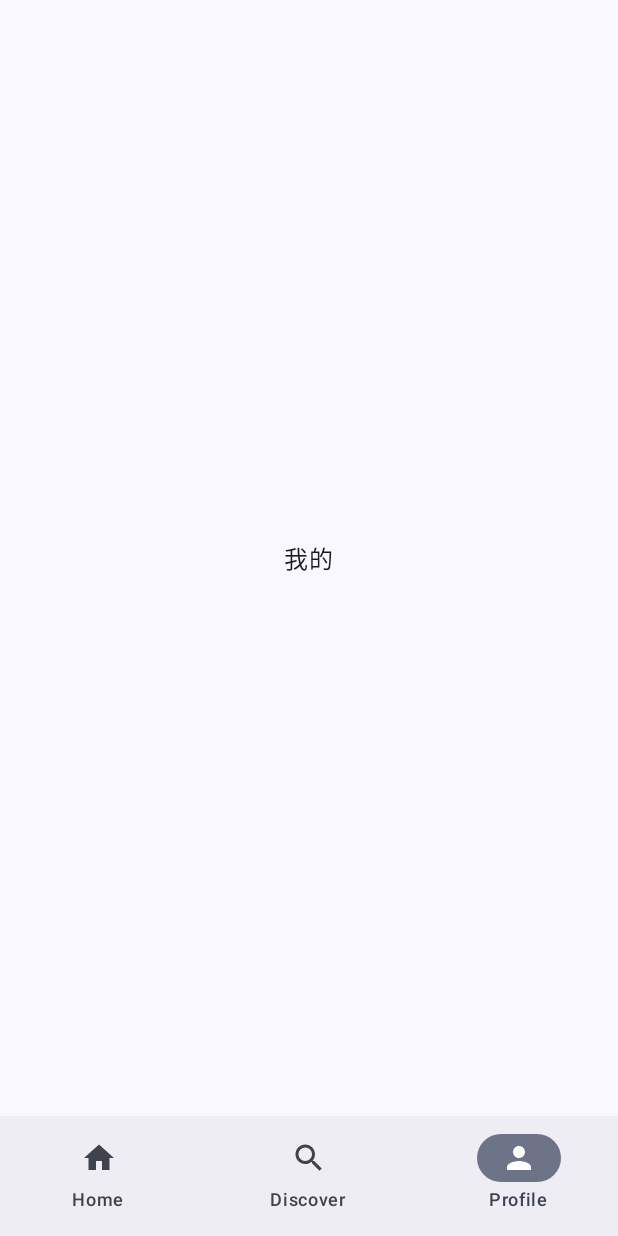
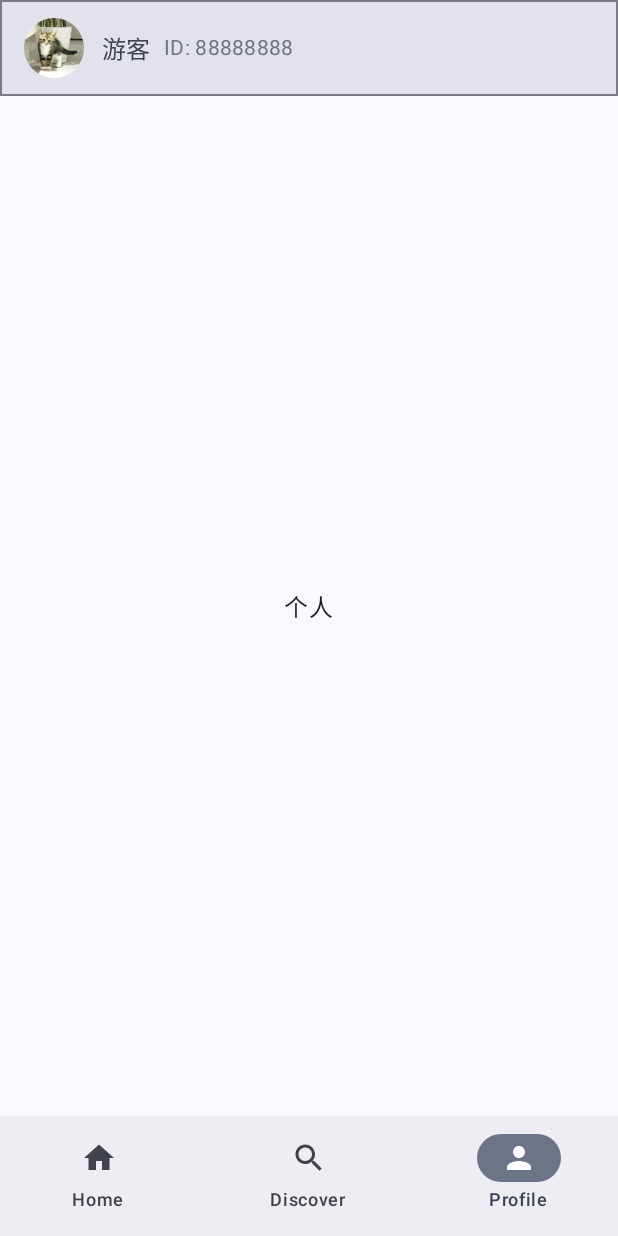
Before and after one commit to enoshwang/digital-life, an Android app built with Jetpack Compose: the composable AppNavigation shown on its own in the app's theme, item 3 of the bottom bar chosen, on a phone screen of 412 x 824 dp. Run offline under Robolectric (Android 15) with nearby library versions, the phone set to English and light mode, and no system bars.

Commit message:
新增顶部栏

```diff
--- a/app/app/build.gradle.kts
+++ b/app/app/build.gradle.kts
@@ -87,6 +87,11 @@ dependencies {
 
     // mmkv
     implementation(libs.mmkv)
+
+    // coil-compose
+    implementation(libs.coil.compose)
+    // foundation
+    implementation(libs.androidx.foundation)
 }
 
 
--- /dev/null
+++ b/app/app/src/main/java/com/hwzy/app/components/ProfileTopBar.kt
@@ -0,0 +1,93 @@
+package com.hwzy.app.components
+
+import androidx.compose.foundation.border
+import androidx.compose.foundation.layout.Row
+import androidx.compose.foundation.layout.Spacer
+import androidx.compose.foundation.layout.fillMaxWidth
+import androidx.compose.foundation.layout.size
+import androidx.compose.foundation.layout.width
+import androidx.compose.foundation.shape.CircleShape
+import androidx.compose.material3.ExperimentalMaterial3Api
+import androidx.compose.material3.MaterialTheme
+import androidx.compose.material3.Surface
+import androidx.compose.material3.Text
+import androidx.compose.material3.TopAppBar
+import androidx.compose.material3.TopAppBarDefaults
+import androidx.compose.runtime.Composable
+import androidx.compose.ui.Alignment
+import androidx.compose.ui.Modifier
+import androidx.compose.ui.draw.clip
+import androidx.compose.ui.graphics.Color
+import androidx.compose.ui.graphics.RectangleShape
+import androidx.compose.ui.layout.ContentScale
+import androidx.compose.ui.res.painterResource
+import androidx.compose.ui.text.style.TextOverflow
+import androidx.compose.ui.unit.dp
+import coil.compose.AsyncImage
+import com.hwzy.app.R
+
+@OptIn(ExperimentalMaterial3Api::class)
+@Composable
+fun ProfileTopBar(
+    avatarUrl: String? = null,
+    username: String = "用户名",
+    userId: String = "ID: 123456"
+) {
+    Surface(
+        modifier = Modifier
+            .fillMaxWidth()
+            .border(
+                width = 1.dp,
+                color = MaterialTheme.colorScheme.outlineVariant,
+                shape = RectangleShape
+            ),
+        color = MaterialTheme.colorScheme.surfaceVariant,
+        shadowElevation = 0.dp
+    ) {
+        TopAppBar(
+            title = {
+                Row(
+                    modifier = Modifier.fillMaxWidth(),
+                    verticalAlignment = Alignment.CenterVertically
+                ) {
+                    // 头像
+                    AsyncImage(
+                        model = avatarUrl ?: R.drawable.default_avatar,
+                        contentDescription = "头像",
+                        modifier = Modifier
+                            .size(40.dp)
+                            .clip(CircleShape),
+                        contentScale = ContentScale.Crop,
+                        fallback = painterResource(id = R.drawable.default_avatar),
+                        error = painterResource(id = R.drawable.default_avatar)
+                    )
+
+                    Spacer(modifier = Modifier.width(12.dp))
+
+                    // 用户信息
+                    Row(
+                        verticalAlignment = Alignment.CenterVertically
+                    ) {
+                        Text(
+                            text = username,
+                            style = MaterialTheme.typography.titleMedium,
+                            maxLines = 1,
+                            overflow = TextOverflow.Ellipsis,
+                            color = MaterialTheme.colorScheme.onSurfaceVariant
+                        )
+                        Spacer(modifier = Modifier.width(8.dp))
+                        Text(
+                            text = userId,
+                            style = MaterialTheme.typography.bodyMedium,
+                            color = MaterialTheme.colorScheme.onSurfaceVariant.copy(alpha = 0.7f)
+                        )
+                    }
+                }
+            },
+            colors = TopAppBarDefaults.topAppBarColors(
+                containerColor = Color.Transparent,
+                titleContentColor = MaterialTheme.colorScheme.onSurfaceVariant
+            )
+        )
+    }
+}
--- /dev/null
+++ b/app/app/src/main/java/com/hwzy/app/components/TopBar.kt
@@ -0,0 +1,75 @@
+package com.hwzy.app.components
+
+import androidx.compose.foundation.border
+import androidx.compose.foundation.layout.fillMaxWidth
+import androidx.compose.material.icons.Icons
+import androidx.compose.material.icons.filled.Search
+import androidx.compose.material3.CenterAlignedTopAppBar
+import androidx.compose.material3.ExperimentalMaterial3Api
+import androidx.compose.material3.Icon
+import androidx.compose.material3.IconButton
+import androidx.compose.material3.MaterialTheme
+import androidx.compose.material3.Surface
+import androidx.compose.material3.Text
+import androidx.compose.material3.TopAppBarDefaults
+import androidx.compose.runtime.Composable
+import androidx.compose.ui.Modifier
+import androidx.compose.ui.graphics.Color
+import androidx.compose.ui.graphics.RectangleShape
+import androidx.compose.ui.res.stringResource
+import androidx.compose.ui.text.style.TextOverflow
+import androidx.compose.ui.unit.dp
+import com.hwzy.app.R
+import com.hwzy.app.navigation.Screen
+
+@OptIn(ExperimentalMaterial3Api::class)
+@Composable
+fun AppTopBar(
+    currentRoute: String,
+    onSearchClick: () -> Unit = {},
+    showSearchIcon: Boolean = true,
+    showUserInfo: Boolean = false
+) {
+    Surface(
+        modifier = Modifier
+            .fillMaxWidth()
+            .border(
+                width = 1.dp,
+                color = MaterialTheme.colorScheme.outlineVariant,
+                shape = RectangleShape
+            ),
+        color = MaterialTheme.colorScheme.surfaceVariant,
+        shadowElevation = 0.dp
+    ) {
+        CenterAlignedTopAppBar(
+            title = {
+                Text(
+                    text = when (currentRoute) {
+                        Screen.Home.route -> stringResource(R.string.home)
+                        Screen.Discover.route -> stringResource(R.string.discover)
+                        Screen.Profile.route -> stringResource(R.string.profile)
+                        else -> ""
+                    },
+                    style = MaterialTheme.typography.titleLarge,
+                    maxLines = 1,
+                    overflow = TextOverflow.Ellipsis
+                )
+            },
+            actions = {
+                if (showSearchIcon) {
+                    IconButton(onClick = onSearchClick) {
+                        Icon(
+                            imageVector = Icons.Default.Search,
+                            contentDescription = "搜索"
+                        )
+                    }
+                }
+            },
+            colors = TopAppBarDefaults.centerAlignedTopAppBarColors(
+                containerColor = Color.Transparent,
+                titleContentColor = MaterialTheme.colorScheme.onSurfaceVariant
+            ),
+            modifier = Modifier.fillMaxWidth()
+        )
+    }
+}
--- a/app/app/src/main/java/com/hwzy/app/screens/discover/DiscoverScreen.kt
+++ b/app/app/src/main/java/com/hwzy/app/screens/discover/DiscoverScreen.kt
@@ -2,19 +2,36 @@ package com.hwzy.app.screens.discover
 
 import androidx.compose.foundation.layout.Box
 import androidx.compose.foundation.layout.fillMaxSize
+import androidx.compose.foundation.layout.padding
+import androidx.compose.material3.ExperimentalMaterial3Api
+import androidx.compose.material3.Scaffold
 import androidx.compose.material3.Text
 import androidx.compose.runtime.Composable
 import androidx.compose.ui.Alignment
 import androidx.compose.ui.Modifier
+import com.hwzy.app.components.AppTopBar
+import com.hwzy.app.navigation.Screen
 
+@OptIn(ExperimentalMaterial3Api::class)
 @Composable
 fun DiscoverScreen(
     onNavigateToDetail: (String) -> Unit
 ) {
-    Box(
-        modifier = Modifier.fillMaxSize(),
-        contentAlignment = Alignment.Center
-    ) {
-        Text("发现")
+    Scaffold(
+        topBar = {
+            AppTopBar(
+                currentRoute = Screen.Discover.route,
+                onSearchClick = { /* TODO: 实现搜索功能 */ }
+            )
+        }
+    ) { paddingValues ->
+        Box(
+            modifier = Modifier
+                .fillMaxSize()
+                .padding(paddingValues),
+            contentAlignment = Alignment.Center
+        ) {
+            Text("发现")
+        }
     }
 }
--- a/app/app/src/main/java/com/hwzy/app/screens/home/HomeScreen.kt
+++ b/app/app/src/main/java/com/hwzy/app/screens/home/HomeScreen.kt
@@ -2,19 +2,36 @@ package com.hwzy.app.screens.home
 
 import androidx.compose.foundation.layout.Box
 import androidx.compose.foundation.layout.fillMaxSize
+import androidx.compose.foundation.layout.padding
+import androidx.compose.material3.ExperimentalMaterial3Api
+import androidx.compose.material3.Scaffold
 import androidx.compose.material3.Text
 import androidx.compose.runtime.Composable
 import androidx.compose.ui.Alignment
 import androidx.compose.ui.Modifier
+import com.hwzy.app.components.AppTopBar
+import com.hwzy.app.navigation.Screen
 
+@OptIn(ExperimentalMaterial3Api::class)
 @Composable
 fun HomeScreen(
     onNavigateToDetail: (String) -> Unit
 ) {
-    Box(
-        modifier = Modifier.fillMaxSize(),
-        contentAlignment = Alignment.Center
-    ) {
-        Text("主页")
+    Scaffold(
+        topBar = {
+            AppTopBar(
+                currentRoute = Screen.Home.route,
+                onSearchClick = { /* TODO: 实现搜索功能 */ }
+            )
+        }
+    ) { paddingValues ->
+        Box(
+            modifier = Modifier
+                .fillMaxSize()
+                .padding(paddingValues),
+            contentAlignment = Alignment.Center
+        ) {
+            Text("主页")
+        }
     }
 }
--- a/app/app/src/main/java/com/hwzy/app/screens/profile/ProfileScreen.kt
+++ b/app/app/src/main/java/com/hwzy/app/screens/profile/ProfileScreen.kt
@@ -2,19 +2,36 @@ package com.hwzy.app.screens.profile
 
 import androidx.compose.foundation.layout.Box
 import androidx.compose.foundation.layout.fillMaxSize
+import androidx.compose.foundation.layout.padding
+import androidx.compose.material3.ExperimentalMaterial3Api
+import androidx.compose.material3.Scaffold
 import androidx.compose.material3.Text
 import androidx.compose.runtime.Composable
 import androidx.compose.ui.Alignment
 import androidx.compose.ui.Modifier
+import com.hwzy.app.components.ProfileTopBar
 
+@OptIn(ExperimentalMaterial3Api::class)
 @Composable
 fun ProfileScreen(
     onNavigateToDetail: (String) -> Unit
 ) {
-    Box(
-        modifier = Modifier.fillMaxSize(),
-        contentAlignment = Alignment.Center
-    ) {
-        Text("我的")
+    Scaffold(
+        topBar = {
+            ProfileTopBar(
+                avatarUrl = null,
+                username = "游客",
+                userId = "ID: 88888888"
+            )
+        }
+    ) { paddingValues ->
+        Box(
+            modifier = Modifier
+                .fillMaxSize()
+                .padding(paddingValues),
+            contentAlignment = Alignment.Center
+        ) {
+            Text("个人")
+        }
     }
 }
--- a/app/gradle/libs.versions.toml
+++ b/app/gradle/libs.versions.toml
@@ -1,5 +1,7 @@
 [versions]
 agp = "8.9.2"
+coilCompose = "2.7.0"
+foundation = "1.8.1"
 kotlin = "2.0.21"
 coreKtx = "1.16.0"
 lifecycleRuntimeKtx = "2.8.7"
@@ -11,6 +13,7 @@ timber = "5.0.1"
 
 [libraries]
 androidx-core-ktx = { group = "androidx.core", name = "core-ktx", version.ref = "coreKtx" }
+androidx-foundation = { module = "androidx.compose.foundation:foundation", version.ref = "foundation" }
 androidx-lifecycle-runtime-ktx = { group = "androidx.lifecycle", name = "lifecycle-runtime-ktx", version.ref = "lifecycleRuntimeKtx" }
 androidx-activity-compose = { group = "androidx.activity", name = "activity-compose", version.ref = "activityCompose" }
 androidx-compose-bom = { group = "androidx.compose", name = "compose-bom", version.ref = "composeBom" }
@@ -18,6 +21,7 @@ androidx-navigation-compose = { module = "androidx.navigation:navigation-compose
 androidx-ui = { group = "androidx.compose.ui", name = "ui" }
 androidx-ui-graphics = { group = "androidx.compose.ui", name = "ui-graphics" }
 androidx-material3 = { group = "androidx.compose.material3", name = "material3" }
+coil-compose = { module = "io.coil-kt:coil-compose", version.ref = "coilCompose" }
 mmkv = { module = "com.tencent:mmkv", version.ref = "mmkv" }
 timber = { module = "com.jakewharton.timber:timber", version.ref = "timber" }
 
```
Also changed, not shown: app/app/src/main/res/drawable/default_avatar.png (added).
